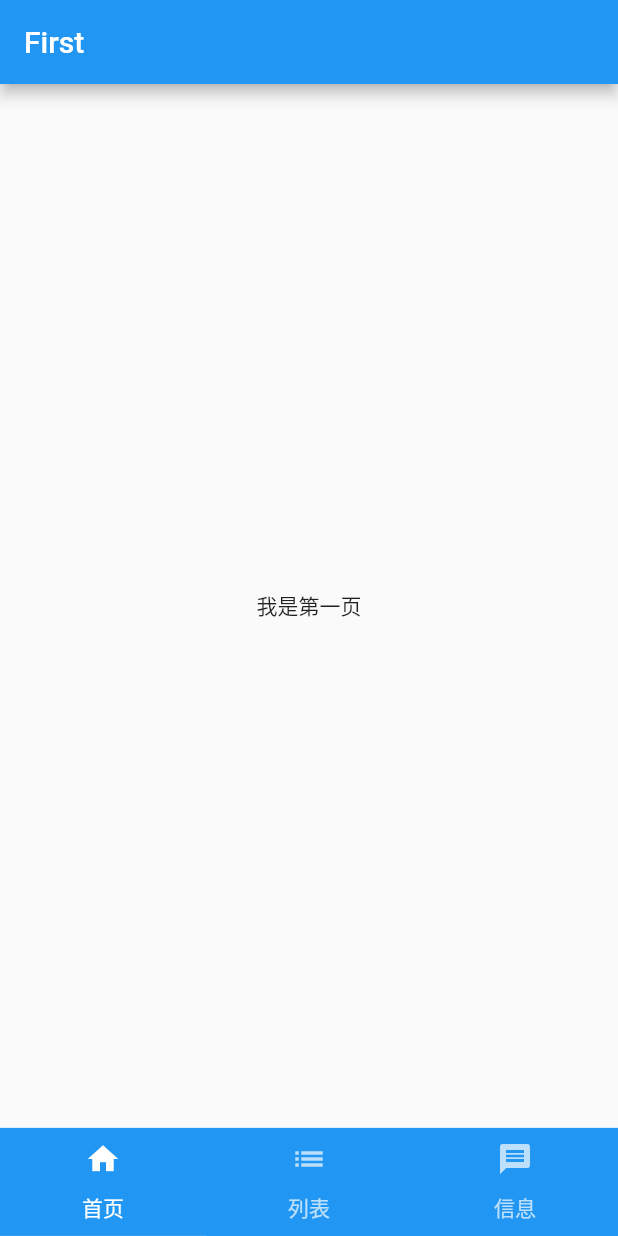
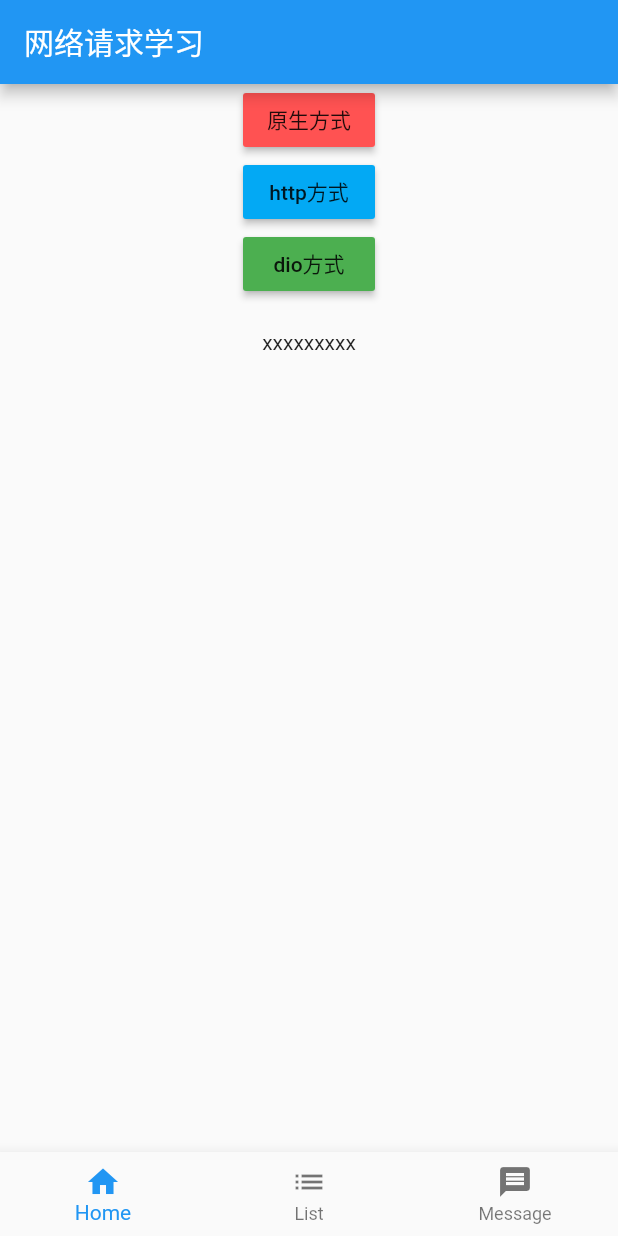
Before and after one commit to ldlywt/flutter_demo, a Flutter app: the screen it shows after launch, on a phone screen of 412 x 824 dp. Run offline on Flutter 3.47's test engine with Material 2 defaults, Android fonts, the phone set to English and light mode, and no system bars.

Commit message:
完成原生的网络请求

```diff
--- a/lib/main.dart
+++ b/lib/main.dart
@@ -1,6 +1,4 @@
 import 'package:flutter/material.dart';
-import 'package:flutter_navigationbar/AppOne.dart';
-import 'package:flutter_navigationbar/AppThree.dart';
 import 'package:flutter_navigationbar/AppTwo.dart';
 
-void main() => runApp(new AppOne());
+void main() => runApp(new AppTwo());
--- a/lib/pages/FirstPage.dart
+++ b/lib/pages/FirstPage.dart
@@ -1,22 +1,69 @@
+import 'dart:convert';
+import 'dart:io';
+
 import 'package:flutter/material.dart';
 
-class FirstPage extends StatefulWidget{
+class FirstPage extends StatefulWidget {
   @override
-  FirstPageState createState()  => new FirstPageState();
-
+  FirstPageState createState() => new FirstPageState();
 }
 
 class FirstPageState extends State<FirstPage> {
+  String _content = "xxxxxxxxx";
+  var url_1 = "http://www.weather.com.cn/data/sk/101110101.html"; //西安
+  var url_2 = "http://www.weather.com.cn/data/sk/101010100.html"; //北京
+  var url_3 = "http://www.weather.com.cn/data/sk/101280601.html"; //深圳
 
   @override
   Widget build(BuildContext context) {
     return new Scaffold(
       appBar: new AppBar(
-        title: new Text("First"),
+        title: new Text("网络请求学习"),
       ),
       body: new Center(
-        child: new Text("我是第一页"),
-      ),
+          child: Column(
+            children: <Widget>[
+              new RaisedButton(
+                onPressed: getNet_1,
+                color: Colors.redAccent,
+                child: new Text("原生方式"),
+              ),
+              RaisedButton(
+                color: Colors.lightBlue,
+                onPressed: getNet_2,
+                child: new Text("http方式"),
+              ),
+              RaisedButton(
+                onPressed: getNet_3,
+                color: Colors.green,
+                child: new Text("dio方式"),
+              ),
+              new Padding(
+                  padding: EdgeInsets.all(20.0), child: new Text(_content))
+            ],
+          )),
     );
   }
+
+  void getNet_1() async {
+    debugPrint("原生的网络请求方式");
+    var result;
+    var client = new HttpClient();
+    var request = await client.getUrl(Uri.parse(url_1));
+    var response = await request.close();
+    if (response.statusCode == HttpStatus.ok) {
+      result = await response.transform(Utf8Decoder()).join();
+    }
+    setState(() {
+      _content = result;
+    });
+  }
+
+  void getNet_2() {
+    debugPrint("  我点击了  Padding  下的  RaisedButton");
+  }
+
+  void getNet_3() {
+    debugPrint("  我点击了  Padding  下的  RaisedButton");
+  }
 }
```
